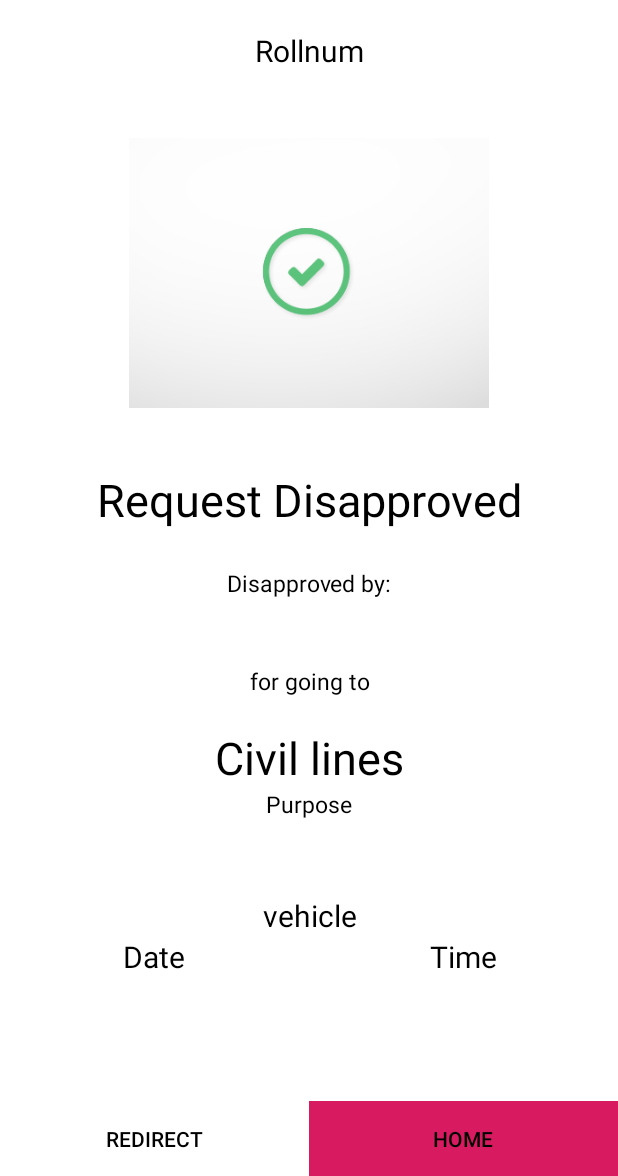
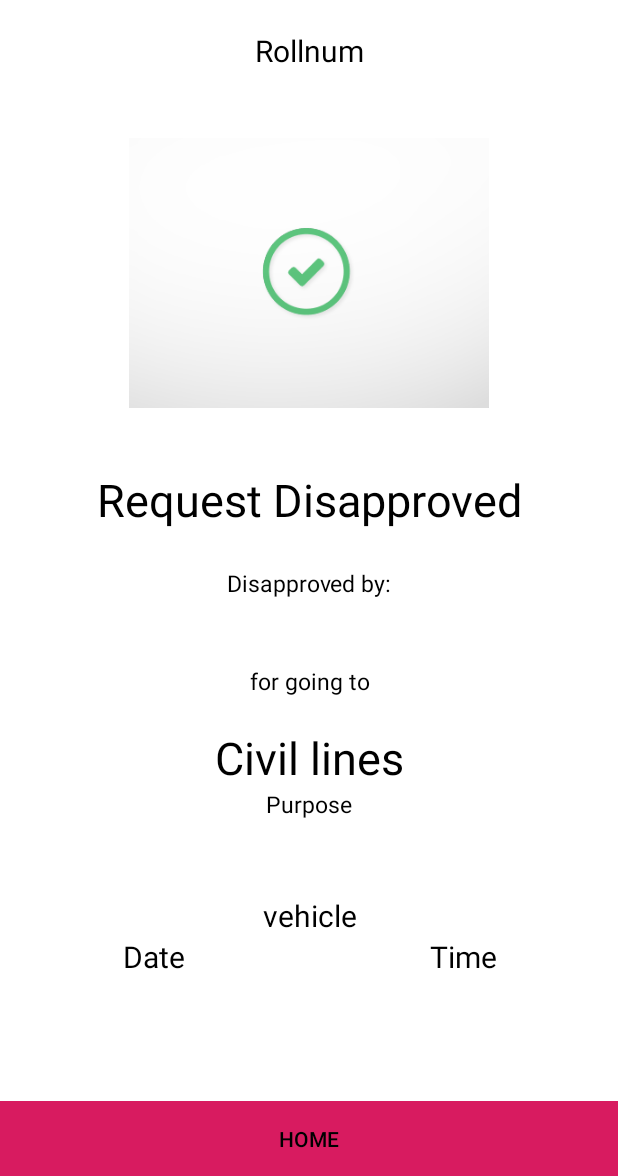
Before and after one commit to BabesGotByte/Outpass2, an Android app: the layout rejected.xml on its own in the app's theme, with its tools: preview values and no code run, on a phone screen of 412 x 824 dp, the part 60-1236 px from its top. Run offline under Robolectric (Android 15) with nearby library versions, the light colour scheme and no system bars; plain views replace GifImageView.

Commit message:
minor changes

```diff
--- a/app/src/main/res/layout/rejected.xml
+++ b/app/src/main/res/layout/rejected.xml
@@ -167,15 +167,6 @@
         android:orientation="horizontal"
         android:layout_alignParentBottom="true">
 
-        <Button
-            android:id="@+id/redirect"
-            android:layout_width="wrap_content"
-            android:layout_height="50dp"
-            android:background="#ffffff"
-            android:shadowColor="#000000"
-            android:text="Redirect"
-            android:layout_weight="1"
-            android:textColor="#000000" />
 
         <Button
             android:id="@+id/home"
```
Also changed, not shown: app/src/main/java/com/example/outpass2/StatusActivity.java (+10 -6 lines).
